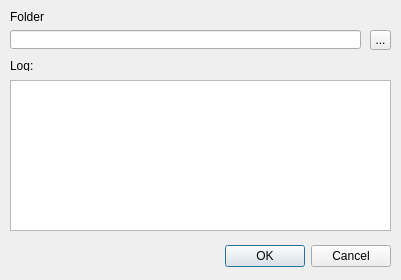
gloryvictory/qgis-plugin-finddata, file finddata_dialog_base.ui: the form before one commit.
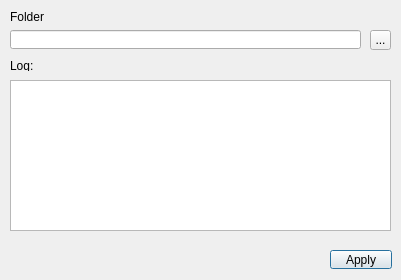
The form after the commit.

Commit message: select folder with message box

The edit to the form file:
```diff
--- a/finddata_dialog_base.ui
+++ b/finddata_dialog_base.ui
@@ -22,22 +22,6 @@
   <property name="modal">
    <bool>false</bool>
   </property>
-  <widget class="QDialogButtonBox" name="button_box">
-   <property name="geometry">
-    <rect>
-     <x>50</x>
-     <y>240</y>
-     <width>341</width>
-     <height>32</height>
-    </rect>
-   </property>
-   <property name="orientation">
-    <enum>Qt::Horizontal</enum>
-   </property>
-   <property name="standardButtons">
-    <set>QDialogButtonBox::Cancel|QDialogButtonBox::Ok</set>
-   </property>
-  </widget>
   <widget class="QLineEdit" name="edtFolder">
    <property name="geometry">
     <rect>
@@ -115,6 +99,19 @@
     <string>Log:</string>
    </property>
   </widget>
+  <widget class="QPushButton" name="btnApply">
+   <property name="geometry">
+    <rect>
+     <x>330</x>
+     <y>250</y>
+     <width>62</width>
+     <height>19</height>
+    </rect>
+   </property>
+   <property name="text">
+    <string>Apply</string>
+   </property>
+  </widget>
  </widget>
  <resources/>
  <connections>
```
Left out of the diff: 35 changed lines with no effect on the pictures. The commit also changes 1 other file.
